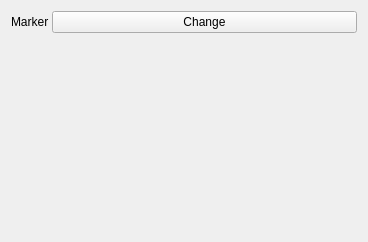
qgis/QGIS, file src/ui/symbollayer/widget_centroidfill.ui: the form before one commit.
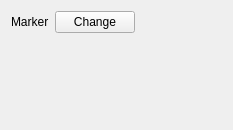
The form after the commit.

Commit message: Set all ui to use size hint

```diff
--- a/src/ui/symbollayer/widget_centroidfill.ui
+++ b/src/ui/symbollayer/widget_centroidfill.ui
@@ -6,16 +6,19 @@
    <rect>
     <x>0</x>
     <y>0</y>
-    <width>368</width>
-    <height>242</height>
+    <width>233</width>
+    <height>130</height>
    </rect>
   </property>
   <property name="windowTitle">
    <string>Form</string>
   </property>
   <layout class="QFormLayout" name="formLayout">
+   <property name="fieldGrowthPolicy">
+    <enum>QFormLayout::ExpandingFieldsGrow</enum>
+   </property>
    <property name="horizontalSpacing">
-    <number>3</number>
+    <number>6</number>
    </property>
    <property name="verticalSpacing">
     <number>3</number>
```
The commit also changes 7 other files.
